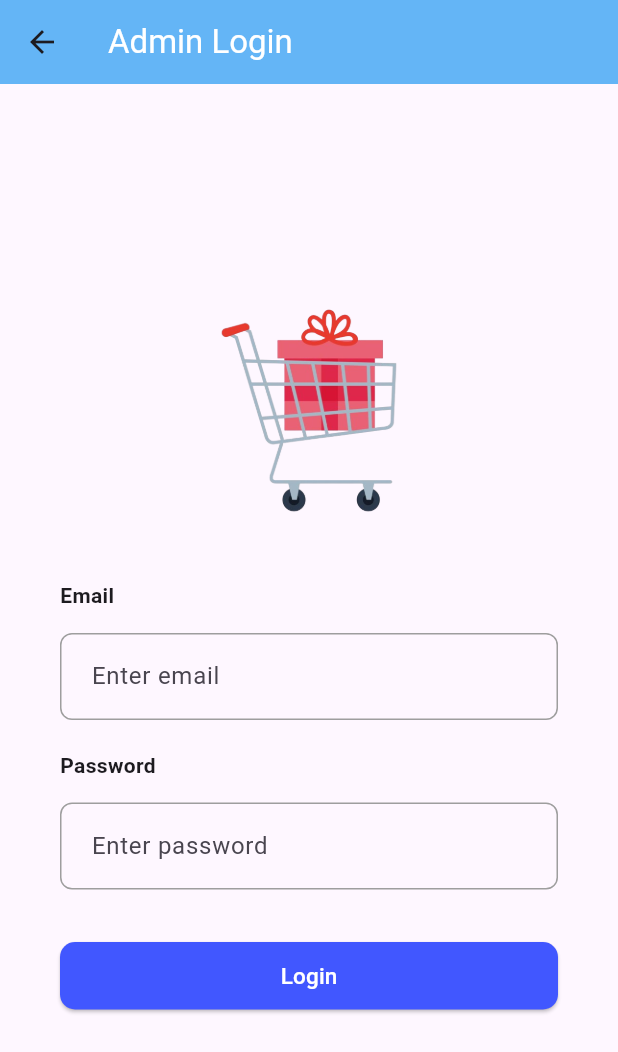
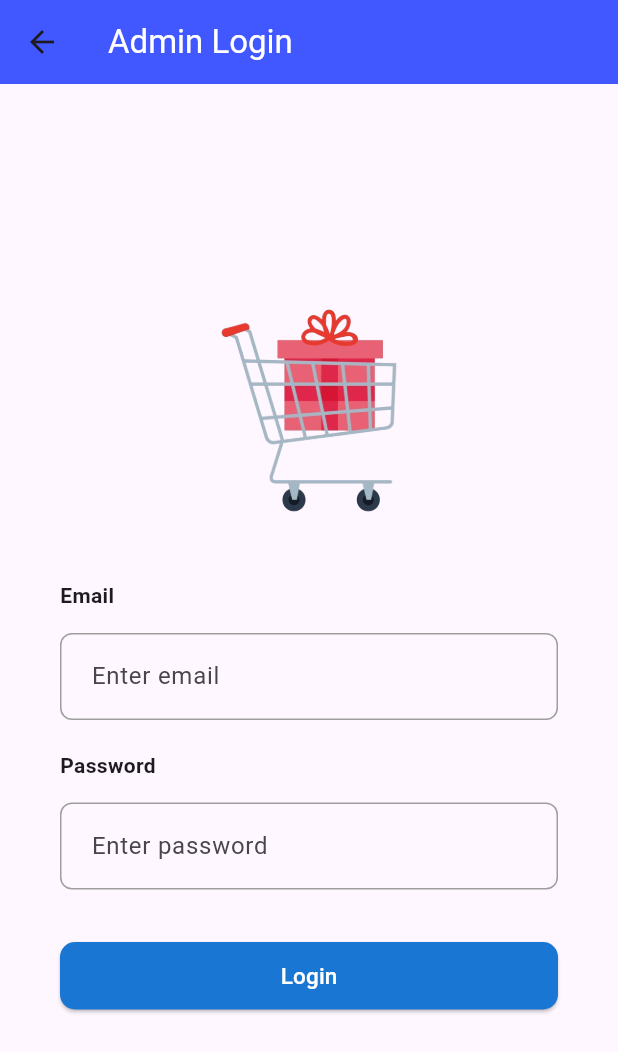
Before and after one commit to Muhammad-Usman08/E-CommerceApp-with-AdminPanel, a Flutter app: the AdminScreen screen opened directly, after a tap on the "logout" icon, after a tap on "Login", after a tap on "Admin Login", on a phone screen of 412 x 824 dp. Shown: the top 1052 px of the screen. Run offline on Flutter 3.47's test engine with Material 3 defaults, Android fonts, the phone set to English and light mode, and no system bars; our stand-ins replace cloud_firestore, firebase_auth, firebase_core, firebase_storage, image_picker; accounts and stored records are empty; network calls fail.

Commit message:
ecommerce-app with admin pannel completed

```diff
--- a/lib/screens/admin/admin_view.dart
+++ b/lib/screens/admin/admin_view.dart
@@ -81,7 +81,7 @@ class _AdminScreenState extends State<AdminScreen> {
   Widget build(BuildContext context) {
     return Scaffold(
       appBar: AppBar(
-        backgroundColor: Colors.blue[300],
+        backgroundColor: const Color(0xff4157FF),
         title: const Text(
           'Admin Panel',
           style: TextStyle(color: Colors.white),
@@ -119,7 +119,7 @@ class _AdminScreenState extends State<AdminScreen> {
                     ),
                     height: 40,
                     width: 220,
-                    color: const Color(0xff4157FF),
+                    color: Colors.blue[700],
                   ),
                 ),
                 LoginField(
@@ -147,7 +147,7 @@ class _AdminScreenState extends State<AdminScreen> {
                     ),
                     height: 40,
                     width: 130,
-                    color: const Color(0xff4157FF),
+                    color: Colors.blue[700],
                   ),
                 ),
               ],
--- a/lib/screens/adminlogin/adminlogin_view.dart
+++ b/lib/screens/adminlogin/adminlogin_view.dart
@@ -46,7 +46,7 @@ class _AdminLoginState extends State<AdminLogin> {
   Widget build(BuildContext context) {
     return Scaffold(
       appBar: AppBar(
-        backgroundColor: Colors.blue[300],
+        backgroundColor: const Color(0xff4157FF),
         title: const Text(
           'Admin Login',
           style: TextStyle(color: Colors.white),
@@ -87,7 +87,7 @@ class _AdminLoginState extends State<AdminLogin> {
                         adminLogin(context);
                       },
                       height: 45,
-                      color: const Color(0xff4157FF),
+                      color: Colors.blue[700],
                       width: 400,
                       buttonText: isLoading
                           ? const CircularProgressIndicator(
--- a/lib/screens/login/login_view.dart
+++ b/lib/screens/login/login_view.dart
@@ -62,7 +62,7 @@ class _LoginScreenState extends State<LoginScreen> {
   Widget build(BuildContext context) {
     return Scaffold(
       appBar: AppBar(
-        backgroundColor: Colors.blue[300],
+        backgroundColor: const Color(0xff4157FF),
         actions: [
           Container(
             margin: const EdgeInsets.only(right: 30),
@@ -128,7 +128,7 @@ class _LoginScreenState extends State<LoginScreen> {
                         signIn(context);
                       },
                       height: 45,
-                      color: const Color(0xff4157FF),
+                      color: Colors.blue[700],
                       width: 400,
                       buttonText: isLoading
                           ? const CircularProgressIndicator(
```
Also changed, not shown: lib/screens/cart/cart_view.dart (+14 -12 lines).
